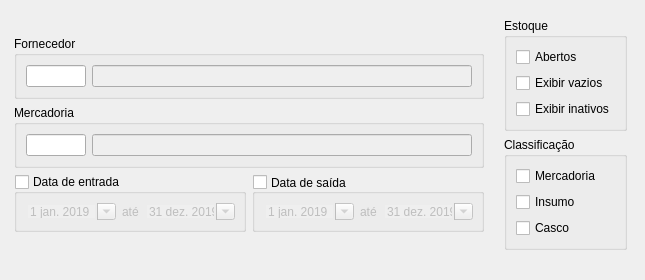
Qt form Resources/UI/Componentes/FiltroEstoque.ui (Klubas/Projeto-SOAD) before a commit.
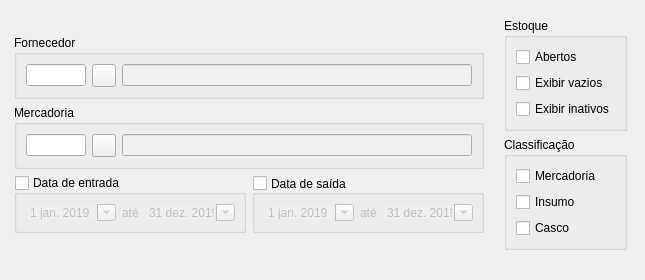
The same form after that commit.

Commit message: - Adicionados botões de localizar nos cadastros e filtros - Ajustado erro de encoding do json

```diff
--- a/Resources/UI/Componentes/FiltroEstoque.ui
+++ b/Resources/UI/Componentes/FiltroEstoque.ui
@@ -264,6 +264,13 @@
                  </property>
                 </widget>
                </item>
+               <item>
+                <widget class="QToolButton" name="toolButton_fornecedor">
+                 <property name="text">
+                  <string/>
+                 </property>
+                </widget>
+               </item>
                <item>
                 <widget class="QLineEdit" name="lineEdit_fornecedor">
                  <property name="enabled">
@@ -311,6 +318,13 @@
                  </property>
                 </widget>
                </item>
+               <item>
+                <widget class="QToolButton" name="toolButton_mercadoria">
+                 <property name="text">
+                  <string/>
+                 </property>
+                </widget>
+               </item>
                <item>
                 <widget class="QLineEdit" name="lineEdit_mercadoria">
                  <property name="enabled">
```
The commit also changes 38 other files.
